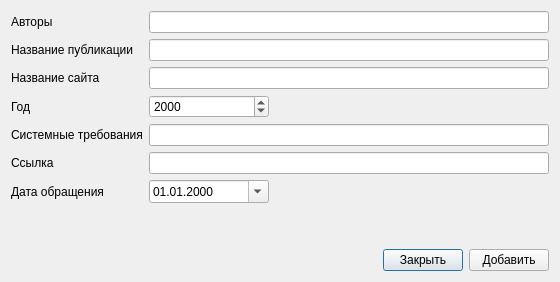
Before: the Qt Designer form sources/refsitedialog.ui in pa23/biblref, drawn with Qt 5.
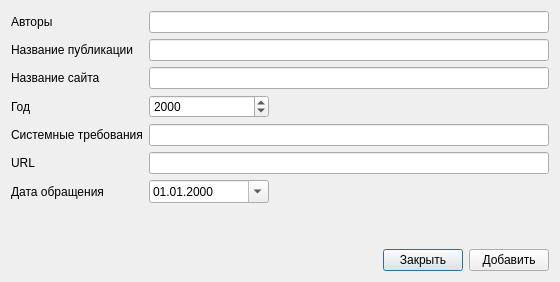
After: the same form once the commit is applied. Icons and pictures are not drawn.

```diff
--- a/sources/refsitedialog.ui
+++ b/sources/refsitedialog.ui
@@ -6,8 +6,8 @@
    <rect>
     <x>0</x>
     <y>0</y>
-    <width>607</width>
-    <height>299</height>
+    <width>576</width>
+    <height>252</height>
    </rect>
   </property>
   <property name="windowTitle">
@@ -144,7 +144,7 @@
      <item row="5" column="0">
       <widget class="QLabel" name="label_8">
        <property name="text">
-        <string>Ссылка</string>
+        <string>URL</string>
        </property>
       </widget>
      </item>
```
